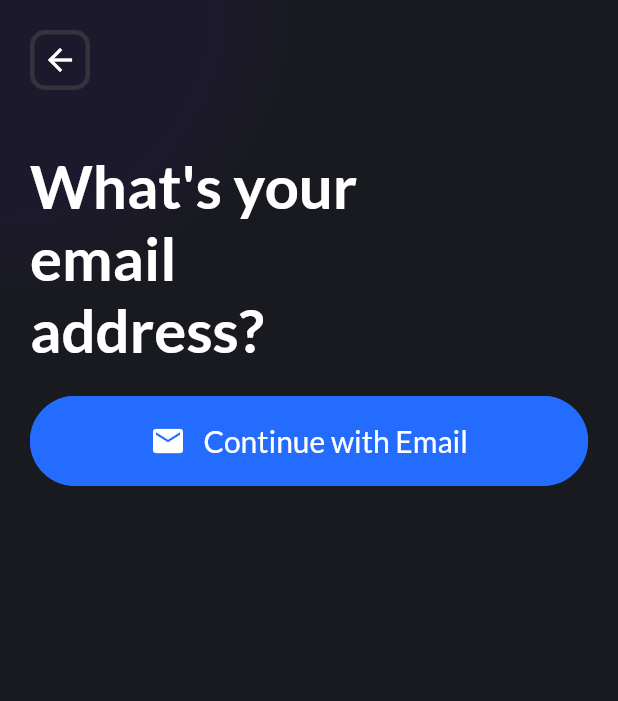
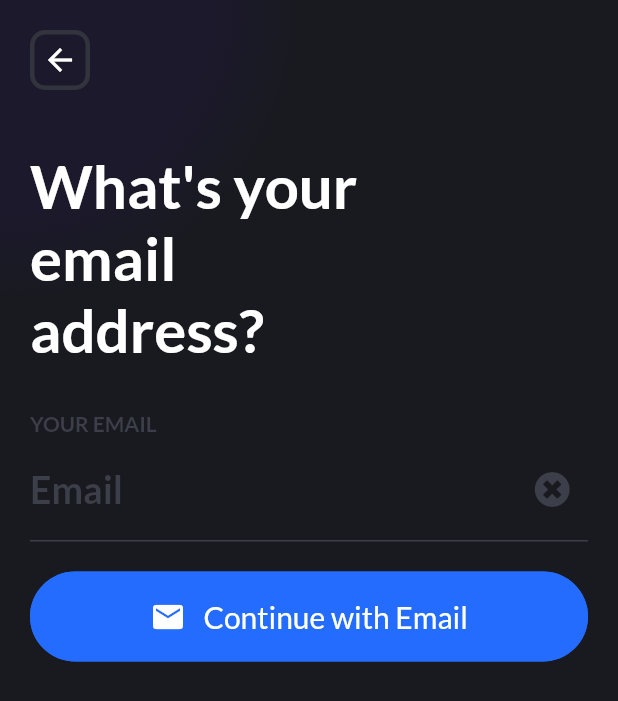
Before and after one commit to Davies-K/Taskez, a Flutter app: the screen it shows after launch, after a tap on the "arrow forward" icon, on a phone screen of 412 x 824 dp. Shown: the top 701 px of the screen. Run offline on Flutter 3.47's test engine with Material 2 defaults, Android fonts, the phone set to English and light mode, and no system bars; our stand-ins replace font_awesome_flutter, get, google_fonts; missing offline and left inert: flutter_shapes.

Commit message:
added email page

```diff
--- a/lib/Screens/Auth/email_address.dart
+++ b/lib/Screens/Auth/email_address.dart
@@ -1,9 +1,11 @@
 import 'package:flutter/material.dart';
-import 'package:get/get.dart';
+import 'dart:math' as math;
 import 'package:google_fonts/google_fonts.dart';
 import 'package:taskez/Values/values.dart';
 import 'package:taskez/widgets/DarkBackground/darkRadialBackground.dart';
+import 'package:taskez/widgets/Forms/form_input_with%20_label.dart';
 import 'package:taskez/widgets/Navigation/back.dart';
+import 'package:taskez/widgets/Shapes/background_hexagon.dart';
 
 class EmailAddressScreen extends StatefulWidget {
   @override
@@ -11,6 +13,8 @@ class EmailAddressScreen extends StatefulWidget {
 }
 
 class _EmailAddressScreenState extends State<EmailAddressScreen> {
+  TextEditingController _emailController = new TextEditingController();
+  bool obscureText = false;
   @override
   Widget build(BuildContext context) {
     return Scaffold(
@@ -19,6 +23,12 @@ class _EmailAddressScreenState extends State<EmailAddressScreen> {
         color: HexColor.fromHex("#181a1f"),
         position: "topLeft",
       ),
+      Positioned(
+          top: Utils.screenHeight / 2,
+          left: Utils.screenWidth,
+          child: Transform.rotate(
+              angle: -math.pi / 2,
+              child: CustomPaint(painter: BackgroundHexagon()))),
       Padding(
         padding: EdgeInsets.all(20.0),
         child: SafeArea(
@@ -31,6 +41,13 @@ class _EmailAddressScreenState extends State<EmailAddressScreen> {
                   color: Colors.white,
                   fontSize: 40,
                   fontWeight: FontWeight.bold)),
+          SizedBox(height: 20),
+          LabelledFormInput(
+              placeholder: "Email",
+              keyboardType: "text",
+              controller: _emailController,
+              obscureText: obscureText,
+              label: "Your Email"),
           SizedBox(height: 20),
           Container(
             //width: 180,
--- a/lib/Screens/Onboarding/onboarding_start.dart
+++ b/lib/Screens/Onboarding/onboarding_start.dart
@@ -9,6 +9,8 @@ import 'package:taskez/widgets/Onboarding/bubble.dart';
 import 'package:taskez/widgets/Onboarding/loading_stickers.dart';
 import 'dart:math' as math;
 
+import 'package:taskez/widgets/Shapes/background_hexagon.dart';
+
 class OnboardingStart extends StatelessWidget {
   @override
   Widget build(BuildContext context) {
@@ -18,6 +20,13 @@ class OnboardingStart extends StatelessWidget {
           color: HexColor.fromHex("#181a1f"),
           position: "topLeft",
         ),
+
+        Positioned(
+            top: Utils.screenHeight,
+            left: 0,
+            child: Transform.rotate(
+                angle: -math.pi / 2,
+                child: CustomPaint(painter: BackgroundHexagon()))),
         //images
         Positioned(
             top: Utils.screenHeight * 0.7,
--- /dev/null
+++ b/lib/widgets/Forms/form_input_with _label.dart
@@ -0,0 +1,86 @@
+import 'package:flutter/material.dart';
+import 'package:font_awesome_flutter/font_awesome_flutter.dart';
+import 'package:google_fonts/google_fonts.dart';
+import 'package:taskez/Values/values.dart';
+
+class LabelledFormInput extends StatelessWidget {
+  final String label;
+  final String placeholder;
+  final String keyboardType;
+  final bool obscureText;
+  final TextEditingController controller;
+  const LabelledFormInput(
+      {Key? key,
+      required this.placeholder,
+      required this.keyboardType,
+      required this.controller,
+      required this.obscureText,
+      required this.label})
+      : super(key: key);
+
+  @override
+  Widget build(BuildContext context) {
+    return Column(
+      mainAxisAlignment: MainAxisAlignment.start,
+      crossAxisAlignment: CrossAxisAlignment.start,
+      children: [
+        SizedBox(height: 10),
+        Text(label.toUpperCase(),
+            textAlign: TextAlign.left,
+            style: GoogleFonts.lato(
+                fontWeight: FontWeight.bold,
+                color: HexColor.fromHex("3C3E49"))),
+        TextFormField(
+          controller: controller,
+          style: GoogleFonts.lato(
+              fontWeight: FontWeight.bold, fontSize: 25, color: Colors.white),
+          onTap: () {},
+          keyboardType: keyboardType == "text"
+              ? TextInputType.text
+              : TextInputType.number,
+          //initialValue: initialValue,
+          obscureText: label == 'Password' || label == 'Choose a password'
+              ? true
+              : false,
+
+          decoration: InputDecoration(
+              contentPadding: EdgeInsets.symmetric(
+                horizontal: 0,
+                vertical: 20,
+              ),
+              suffixIcon: label == "Password"
+                  ? InkWell(
+                      onTap: () {},
+                      child: Icon(
+                        obscureText
+                            ? FontAwesomeIcons.eye
+                            : FontAwesomeIcons.eyeSlash,
+                        size: 15.0,
+                        color: Colors.black45,
+                      ))
+                  : InkWell(
+                      onTap: () {
+                        controller.text = "";
+                      },
+                      child: Icon(FontAwesomeIcons.solidTimesCircle,
+                          color: HexColor.fromHex("3C3E49")),
+                    ),
+              hintText: placeholder,
+              hintStyle: GoogleFonts.lato(
+                  fontWeight: FontWeight.bold,
+                  fontSize: 25,
+                  color: HexColor.fromHex("3C3E49")),
+              filled: false,
+              enabledBorder: UnderlineInputBorder(
+                borderSide: BorderSide(color: HexColor.fromHex("3C3E49")),
+              ),
+              focusedBorder: UnderlineInputBorder(
+                borderSide: BorderSide(color: HexColor.fromHex("BEF0B2")),
+              ),
+              border: UnderlineInputBorder(
+                  borderSide: BorderSide(color: Colors.green))),
+        ),
+      ],
+    );
+  }
+}
--- /dev/null
+++ b/lib/widgets/Shapes/background_hexagon.dart
@@ -0,0 +1,24 @@
+import 'package:flutter/material.dart';
+import 'package:flutter_shapes/flutter_shapes.dart';
+import 'package:taskez/Values/values.dart';
+
+class BackgroundHexagon extends CustomPainter {
+  @override
+  void paint(Canvas canvas, Size size) {
+    Paint paint = Paint()..color = HexColor.fromHex("262A34");
+    Shapes shapes = Shapes(
+        canvas: canvas,
+        radius: 50,
+        paint: paint,
+        center: Offset.zero,
+        angle: 0);
+
+    shapes.drawType(ShapeType.Hexagon); // enum
+  }
+
+  @override
+  bool shouldRepaint(covariant CustomPainter oldDelegate) {
+    // TODO: implement shouldRepaint
+    throw UnimplementedError();
+  }
+}
--- a/pubspec.yaml
+++ b/pubspec.yaml
@@ -31,6 +31,8 @@ dependencies:
   responsive_builder: ^0.4.1
   google_fonts: ^2.1.0
   get: ^4.1.4
+  font_awesome_flutter:
+  flutter_shapes:
 
 dev_dependencies:
   flutter_test:
```
Also changed, not shown: pubspec.lock.
